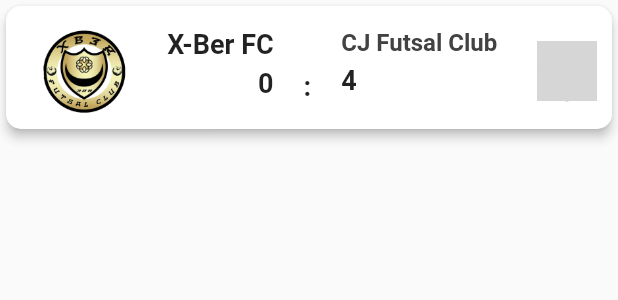
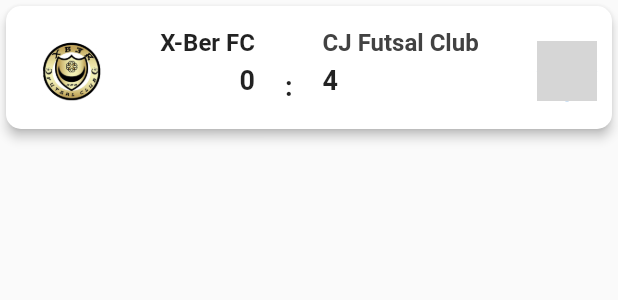
Before and after one commit to MulyonoPutra/XBerClub, a Flutter app: the MatchListItem widget shown alone on an empty page, opened directly with sample values from the repository, on a phone screen of 412 x 824 dp. Shown: the top 300 px of the screen. Run offline on Flutter 3.47's test engine with Material 2 defaults, Android fonts, the phone set to English and light mode, and no system bars; our stand-ins replace equatable; network calls fail; Roboto replaces fonts that are missing (Raleway-Medium); grey boxes are pictures that could not be loaded.

Commit message:
Change height logo.

```diff
--- a/lib/widget/match_list.dart
+++ b/lib/widget/match_list.dart
@@ -26,7 +26,7 @@ class MatchListItem extends StatelessWidget {
               padding: const EdgeInsets.fromLTRB(24, 15, 10, 10),
               child: Row(
                 children: <Widget>[
-                  Image.asset(score.ourLogo),
+                  Image.asset(score.ourLogo, height: 40, width: 40,),
                   Spacer(),
                   Column(
                     crossAxisAlignment: CrossAxisAlignment.end,
@@ -34,8 +34,8 @@ class MatchListItem extends StatelessWidget {
                       Text(
                         score.clubName,
                         style: TextStyle(
-                            fontWeight: FontWeight.bold,
-                            fontSize: 18.0,
+                            fontWeight: FontWeight.w600,
+                            fontSize: 16.0,
                             fontFamily: 'Raleway-Medium'),
                       ),
                       const SizedBox(height: 5.0),
```
